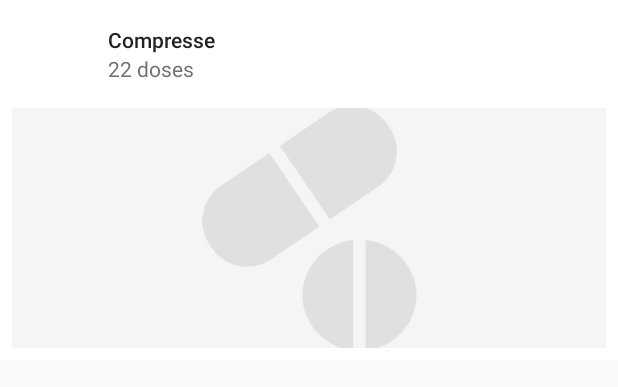
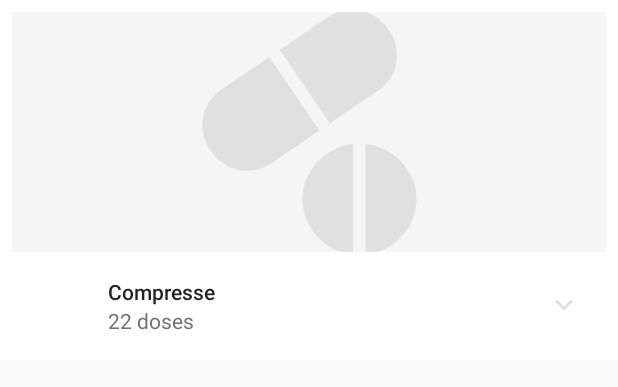
Before and after one commit to emanuele-dedonatis/Drugstore, an Android app: the layout item_package_treeview.xml on its own in the app's theme, with its tools: preview values and no code run, on a phone screen of 412 x 824 dp. Shown: the top 387 px of the screen. Run offline under Robolectric (Android 15) with nearby library versions, the phone set to English and light mode, and no system bars.

Commit message:
subpackage arrow

```diff
--- a/app/src/main/java/it/dedonatis/emanuele/drugstore/AsyncTask/PharmacyJsonTask.java
+++ b/app/src/main/java/it/dedonatis/emanuele/drugstore/AsyncTask/PharmacyJsonTask.java
@@ -3,14 +3,11 @@ package it.dedonatis.emanuele.drugstore.AsyncTask;
 import android.location.Location;
 import android.net.Uri;
 import android.os.AsyncTask;
-import android.os.Build;
 import android.util.Log;
-import android.widget.TextView;
 
 import com.google.android.gms.maps.CameraUpdateFactory;
 import com.google.android.gms.maps.GoogleMap;
 import com.google.android.gms.maps.model.BitmapDescriptorFactory;
-import com.google.android.gms.maps.model.Circle;
 import com.google.android.gms.maps.model.CircleOptions;
 import com.google.android.gms.maps.model.LatLng;
 import com.google.android.gms.maps.model.LatLngBounds;
@@ -25,7 +22,6 @@ import java.io.BufferedReader;
 import java.io.IOException;
 import java.io.InputStream;
 import java.io.InputStreamReader;
-import java.io.UnsupportedEncodingException;
 import java.net.HttpURLConnection;
 import java.net.URL;
 
--- a/app/src/main/java/it/dedonatis/emanuele/drugstore/adapters/PackageTreeHolder.java
+++ b/app/src/main/java/it/dedonatis/emanuele/drugstore/holders/PackageTreeHolder.java
@@ -1,4 +1,4 @@
-package it.dedonatis.emanuele.drugstore.adapters;
+package it.dedonatis.emanuele.drugstore.holders;
 
 import android.content.Context;
 import android.media.Image;
@@ -21,8 +21,9 @@ import it.dedonatis.emanuele.drugstore.utils.ImageUtils;
 public class PackageTreeHolder extends TreeNode.BaseNodeViewHolder<DrugPackage> {
 
     private DrugPackage mPkg;
+    private ImageView mArrow;
+    private TextView mTvDoses;
 
-    private TextView mTvDoses;
     public PackageTreeHolder(Context context) {
 
         super(context);
@@ -54,7 +55,17 @@ public class PackageTreeHolder extends TreeNode.BaseNodeViewHolder<DrugPackage>
             image.setVisibility(View.GONE);
         }
 
+        mArrow = (ImageView) view.findViewById(R.id.item_package_arrow);
+
         return view;
+    }
+
+    @Override
+    public void toggle(boolean active) {
+        if(active)
+            mArrow.animate().rotation(180).start();
+        else
+            mArrow.animate().rotation(0).start();
     }
 
     public void removeDosesLeft(int dosesToRemove) {
--- a/app/src/main/java/it/dedonatis/emanuele/drugstore/adapters/SubpackageTreeHolder.java
+++ b/app/src/main/java/it/dedonatis/emanuele/drugstore/holders/SubpackageTreeHolder.java
@@ -1,4 +1,4 @@
-package it.dedonatis.emanuele.drugstore.adapters;
+package it.dedonatis.emanuele.drugstore.holders;
 
 import android.content.Context;
 import android.view.LayoutInflater;
--- a/app/src/main/res/layout/item_package_treeview.xml
+++ b/app/src/main/res/layout/item_package_treeview.xml
@@ -5,6 +5,18 @@
     android:layout_height="wrap_content"
     android:background="@color/white"
     >
+
+    <ImageView
+        android:layout_width="match_parent"
+        android:scaleType="centerCrop"
+        android:layout_height="@dimen/nav_header_height"
+        android:id="@+id/item_package_image"
+        android:src="@drawable/img_not_available"
+        android:layout_gravity="center"
+        android:layout_marginRight="@dimen/content_margin"
+        android:layout_marginLeft="@dimen/content_margin"
+        android:layout_marginTop="@dimen/content_margin" />
+
     <RelativeLayout xmlns:android="http://schemas.android.com/apk/res/android"
         android:layout_width="match_parent"
         android:layout_height="72dp"
@@ -58,19 +70,20 @@
 
 
             </LinearLayout>
+
         </LinearLayout>
+        <ImageView
+            android:id="@+id/item_package_arrow"
+            android:layout_width="wrap_content"
+            android:layout_height="match_parent"
+            android:layout_centerVertical="true"
+            android:layout_alignParentRight="true"
+            android:layout_marginLeft="@dimen/content_margin"
+            android:layout_marginRight="@dimen/content_margin"
+            android:src="@drawable/ic_keyboard_arrow_down_black_24dp"
+            android:tint="@color/high_gray"  />
 
     </RelativeLayout>
 
-    <ImageView
-        android:layout_width="match_parent"
-        android:scaleType="centerCrop"
-        android:layout_height="@dimen/nav_header_height"
-        android:id="@+id/item_package_image"
-        android:src="@drawable/img_not_available"
-        android:layout_gravity="center"
-        android:layout_marginRight="@dimen/content_margin"
-        android:layout_marginBottom="@dimen/content_margin"
-        android:layout_marginLeft="@dimen/content_margin"/>
 
 </LinearLayout>
```
Also changed, not shown: app/src/main/java/it/dedonatis/emanuele/drugstore/fragments/PackagesListFragment.java (+2 -11 lines), app/src/main/res/drawable-hdpi/ic_keyboard_arrow_down_black_24dp.png (added), app/src/main/res/drawable-hdpi/ic_keyboard_arrow_up_black_24dp.png (added), app/src/main/res/drawable-mdpi/ic_keyboard_arrow_down_black_24dp.png (added), app/src/main/res/drawable-mdpi/ic_keyboard_arrow_up_black_24dp.png (added), app/src/main/res/drawable-xhdpi/ic_keyboard_arrow_down_black_24dp.png (added), app/src/main/res/drawable-xhdpi/ic_keyboard_arrow_up_black_24dp.png (added), app/src/main/res/drawable/ic_done_white_24dp.png (renamed from app/src/main/res/ic_done_white_24dp.png).
